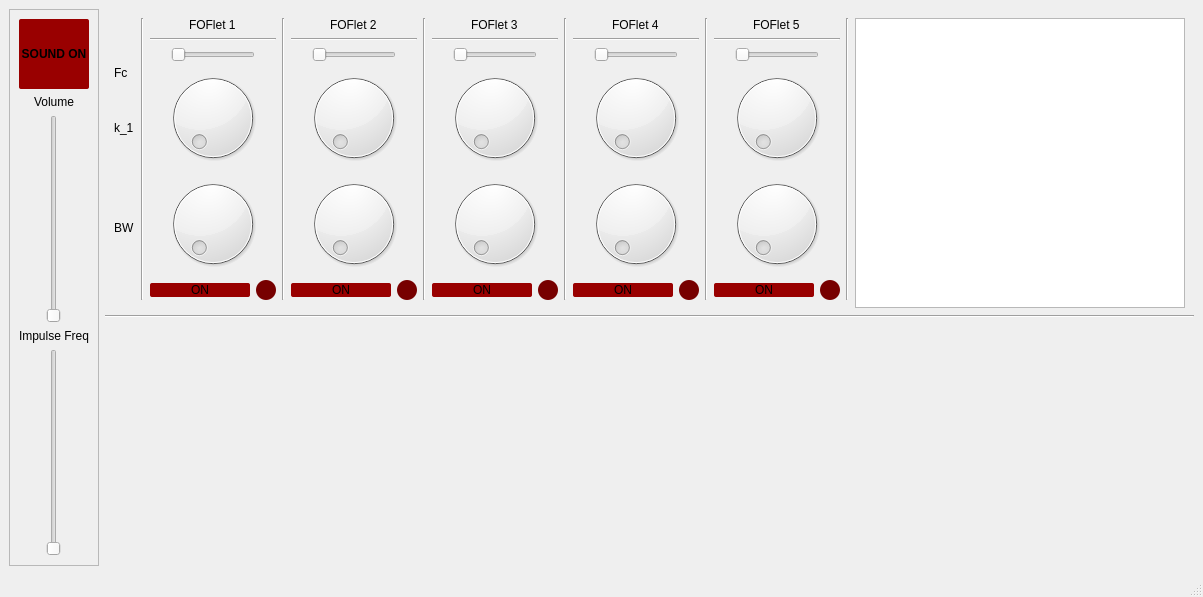
The window that ui/MainWindow.ui (swichman/py-FOFlets) describes before a commit, drawn with Qt 5.
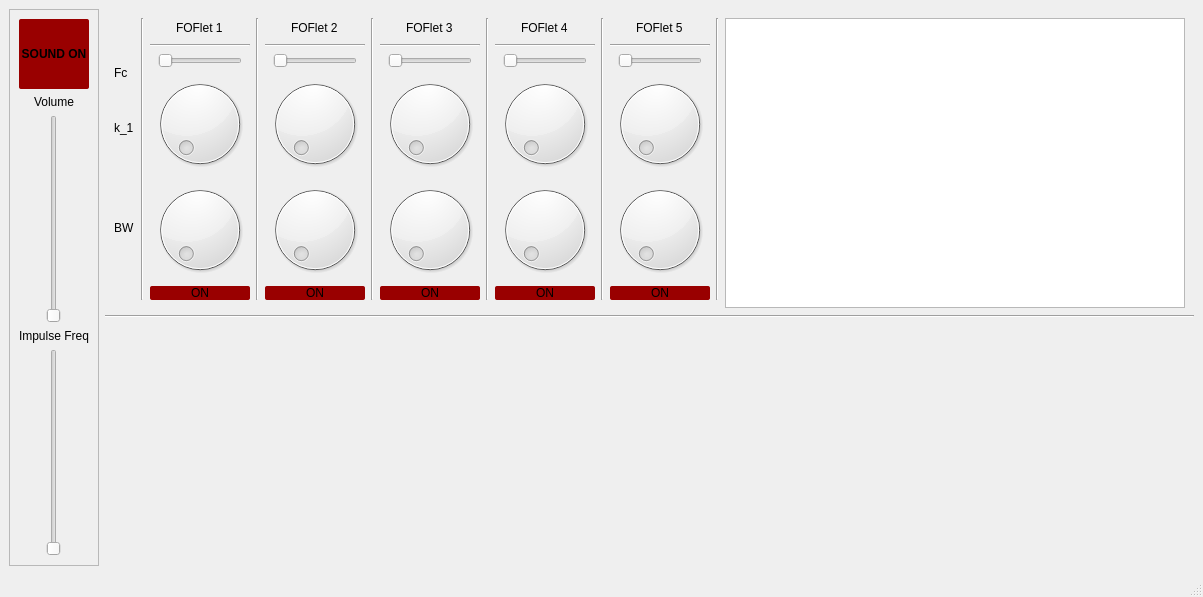
The same window after the commit.

Patch:
```diff
--- a/ui/MainWindow.ui
+++ b/ui/MainWindow.ui
@@ -337,34 +337,6 @@
                </property>
               </widget>
              </item>
-             <item>
-              <widget class="QPushButton" name="f1_led">
-               <property name="minimumSize">
-                <size>
-                 <width>20</width>
-                 <height>20</height>
-                </size>
-               </property>
-               <property name="maximumSize">
-                <size>
-                 <width>20</width>
-                 <height>20</height>
-                </size>
-               </property>
-               <property name="styleSheet">
-                <string notr="true">QPushButton {
-	border-radius: 10px;
-	background-color: #770000;
-}
-QPushButton:pressed {
-    background-color: #FF0000;
-}</string>
-               </property>
-               <property name="text">
-                <string/>
-               </property>
-              </widget>
-             </item>
             </layout>
            </item>
           </layout>
@@ -476,34 +448,6 @@
                </property>
               </widget>
              </item>
-             <item>
-              <widget class="QPushButton" name="f2_led">
-               <property name="minimumSize">
-                <size>
-                 <width>20</width>
-                 <height>20</height>
-                </size>
-               </property>
-               <property name="maximumSize">
-                <size>
-                 <width>20</width>
-                 <height>20</height>
-                </size>
-               </property>
-               <property name="styleSheet">
-                <string notr="true">QPushButton {
-	border-radius: 10px;
-	background-color: #770000;
-}
-QPushButton:pressed {
-    background-color: #FF0000;
-}</string>
-               </property>
-               <property name="text">
-                <string/>
-               </property>
-              </widget>
-             </item>
             </layout>
            </item>
           </layout>
@@ -615,34 +559,6 @@
                </property>
               </widget>
              </item>
-             <item>
-              <widget class="QPushButton" name="f3_led">
-               <property name="minimumSize">
-                <size>
-                 <width>20</width>
-                 <height>20</height>
-                </size>
-               </property>
-               <property name="maximumSize">
-                <size>
-                 <width>20</width>
-                 <height>20</height>
-                </size>
-               </property>
-               <property name="styleSheet">
-                <string notr="true">QPushButton {
-	border-radius: 10px;
-	background-color: #770000;
-}
-QPushButton:pressed {
-    background-color: #FF0000;
-}</string>
-               </property>
-               <property name="text">
-                <string/>
-               </property>
-              </widget>
-             </item>
             </layout>
            </item>
           </layout>
@@ -754,34 +670,6 @@
                </property>
               </widget>
              </item>
-             <item>
-              <widget class="QPushButton" name="f4_led">
-               <property name="minimumSize">
-                <size>
-                 <width>20</width>
-                 <height>20</height>
-                </size>
-               </property>
-               <property name="maximumSize">
-                <size>
-                 <width>20</width>
-                 <height>20</height>
-                </size>
-               </property>
-               <property name="styleSheet">
-                <string notr="true">QPushButton {
-	border-radius: 10px;
-	background-color: #770000;
-}
-QPushButton:pressed {
-    background-color: #FF0000;
-}</string>
-               </property>
-               <property name="text">
-                <string/>
-               </property>
-              </widget>
-             </item>
             </layout>
            </item>
           </layout>
@@ -893,34 +781,6 @@
                </property>
               </widget>
              </item>
-             <item>
-              <widget class="QPushButton" name="f5_led">
-               <property name="minimumSize">
-                <size>
-                 <width>20</width>
-                 <height>20</height>
-                </size>
-               </property>
-               <property name="maximumSize">
-                <size>
-                 <width>20</width>
-                 <height>20</height>
-                </size>
-               </property>
-               <property name="styleSheet">
-                <string notr="true">QPushButton {
-	border-radius: 10px;
-	background-color: #770000;
-}
-QPushButton:pressed {
-    background-color: #FF0000;
-}</string>
-               </property>
-               <property name="text">
-                <string/>
-               </property>
-              </widget>
-             </item>
             </layout>
            </item>
           </layout>
```
